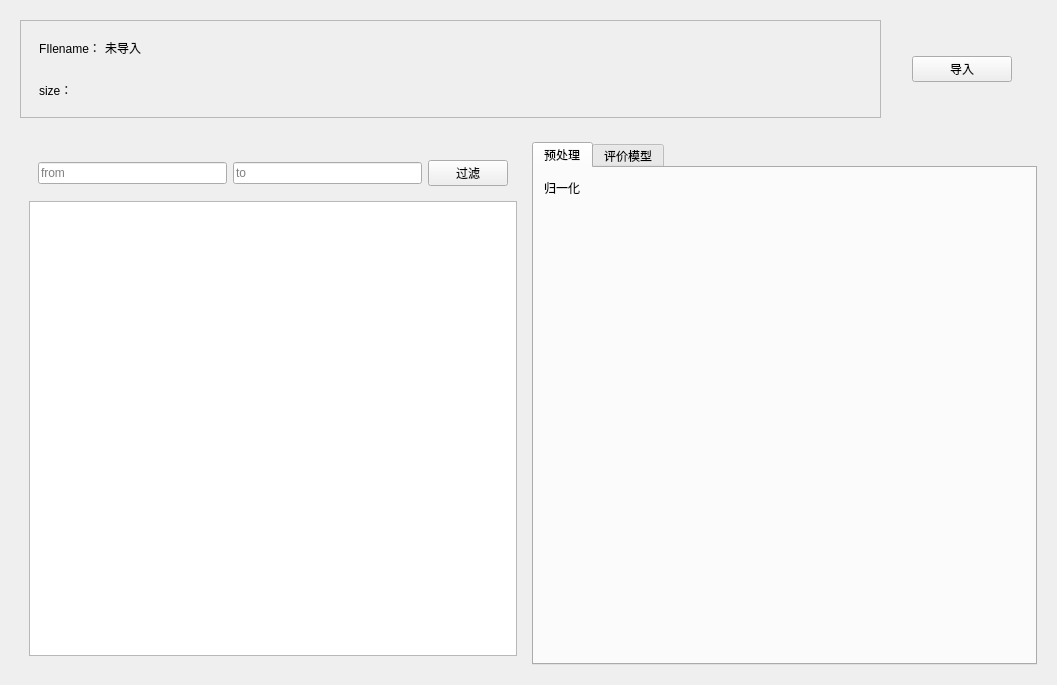
Qt form MMH.ui (KrowFeather/MathematicalModellingHelper) before a commit.
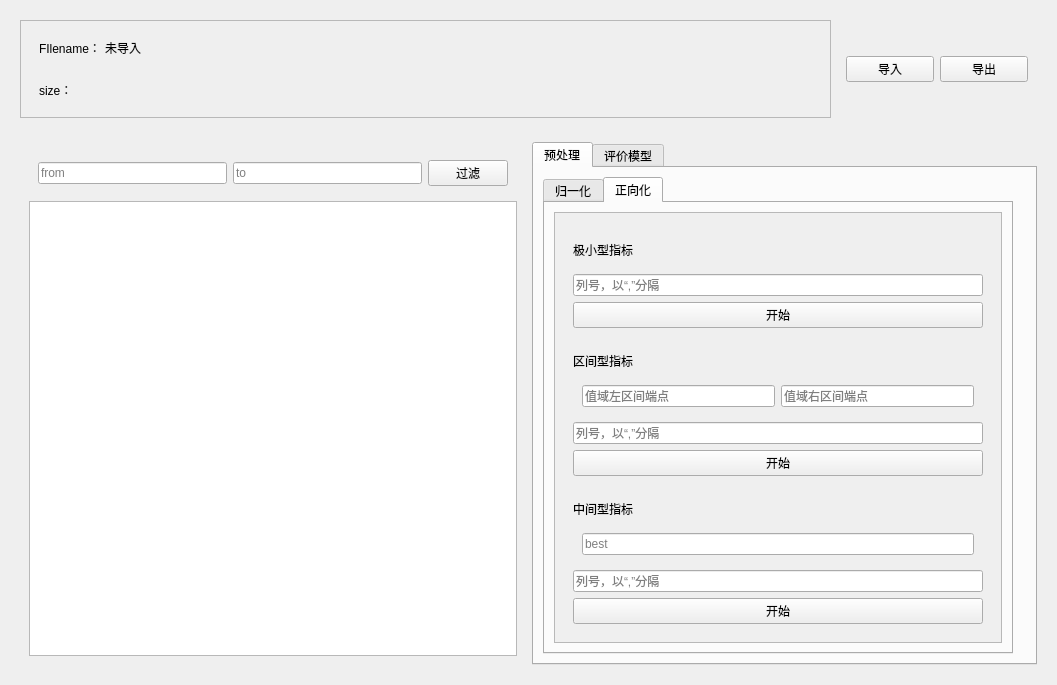
The same form after that commit. The open tabs and pages were chosen to show the change.

Patch:
```diff
--- a/MMH.ui
+++ b/MMH.ui
@@ -91,7 +91,7 @@
        <widget class="QWidget" name="widget_2" native="true">
         <property name="maximumSize">
          <size>
-          <width>150</width>
+          <width>200</width>
           <height>16777215</height>
          </size>
         </property>
@@ -109,6 +109,13 @@
            </property>
           </widget>
          </item>
+         <item>
+          <widget class="QPushButton" name="btn_output">
+           <property name="text">
+            <string>导出</string>
+           </property>
+          </widget>
+         </item>
         </layout>
        </widget>
       </item>
@@ -163,32 +170,176 @@
          <attribute name="title">
           <string>预处理</string>
          </attribute>
-         <widget class="QLabel" name="label_3">
-          <property name="geometry">
-           <rect>
-            <x>10</x>
-            <y>10</y>
-            <width>61</width>
-            <height>20</height>
-           </rect>
-          </property>
-          <property name="text">
-           <string>归一化</string>
-          </property>
-         </widget>
-         <widget class="QLabel" name="label_4">
-          <property name="geometry">
-           <rect>
-            <x>20</x>
-            <y>110</y>
-            <width>61</width>
-            <height>20</height>
-           </rect>
-          </property>
-          <property name="text">
-           <string/>
-          </property>
-         </widget>
+         <layout class="QHBoxLayout" name="horizontalLayout_9">
+          <item>
+           <widget class="QTabWidget" name="tabWidget_3">
+            <property name="currentIndex">
+             <number>1</number>
+            </property>
+            <widget class="QWidget" name="tab_6">
+             <attribute name="title">
+              <string>归一化</string>
+             </attribute>
+            </widget>
+            <widget class="QWidget" name="tab_7">
+             <attribute name="title">
+              <string>正向化</string>
+             </attribute>
+             <layout class="QVBoxLayout" name="verticalLayout_9">
+              <item>
+               <widget class="QScrollArea" name="scrollArea">
+                <property name="widgetResizable">
+                 <bool>true</bool>
+                </property>
+                <widget class="QWidget" name="scrollAreaWidgetContents">
+                 <property name="geometry">
+                  <rect>
+                   <x>0</x>
+                   <y>0</y>
+                   <width>445</width>
+                   <height>437</height>
+                  </rect>
+                 </property>
+                 <layout class="QVBoxLayout" name="verticalLayout_10">
+                  <item>
+                   <widget class="QWidget" name="widget_9" native="true">
+                    <layout class="QVBoxLayout" name="verticalLayout_5">
+                     <item>
+                      <widget class="QLabel" name="label_3">
+                       <property name="text">
+                        <string>极小型指标</string>
+                       </property>
+                      </widget>
+                     </item>
+                     <item>
+                      <widget class="QLineEdit" name="minMetricCols">
+                       <property name="placeholderText">
+                        <string>列号，以“,”分隔</string>
+                       </property>
+                      </widget>
+                     </item>
+                     <item>
+                      <widget class="QPushButton" name="btnMinMetric">
+                       <property name="text">
+                        <string>开始</string>
+                       </property>
+                      </widget>
+                     </item>
+                    </layout>
+                   </widget>
+                  </item>
+                  <item>
+                   <widget class="QWidget" name="widget_10" native="true">
+                    <layout class="QVBoxLayout" name="verticalLayout_6">
+                     <item>
+                      <widget class="QLabel" name="label_6">
+                       <property name="text">
+                        <string>区间型指标</string>
+                       </property>
+                      </widget>
+                     </item>
+                     <item>
+                      <widget class="QWidget" name="widget_11" native="true">
+                       <layout class="QHBoxLayout" name="horizontalLayout_10">
+                        <item>
+                         <widget class="QLineEdit" name="intervalBeginPoint">
+                          <property name="text">
+                           <string/>
+                          </property>
+                          <property name="placeholderText">
+                           <string>值域左区间端点</string>
+                          </property>
+                         </widget>
+                        </item>
+                        <item>
+                         <widget class="QLineEdit" name="intervalEndPoint">
+                          <property name="text">
+                           <string/>
+                          </property>
+                          <property name="placeholderText">
+                           <string>值域右区间端点</string>
+                          </property>
+                         </widget>
+                        </item>
+                       </layout>
+                      </widget>
+                     </item>
+                     <item>
+                      <widget class="QLineEdit" name="intervalCols">
+                       <property name="placeholderText">
+                        <string>列号，以“,”分隔</string>
+                       </property>
+                      </widget>
+                     </item>
+                     <item>
+                      <widget class="QPushButton" name="btnInterval">
+                       <property name="text">
+                        <string>开始</string>
+                       </property>
+                      </widget>
+                     </item>
+                    </layout>
+                   </widget>
+                  </item>
+                  <item>
+                   <widget class="QWidget" name="widget_12" native="true">
+                    <layout class="QVBoxLayout" name="verticalLayout_8">
+                     <item>
+                      <widget class="QLabel" name="label_12">
+                       <property name="text">
+                        <string>中间型指标</string>
+                       </property>
+                      </widget>
+                     </item>
+                     <item>
+                      <widget class="QWidget" name="widget_14" native="true">
+                       <layout class="QHBoxLayout" name="horizontalLayout_12">
+                        <item>
+                         <widget class="QLineEdit" name="bestScore">
+                          <property name="placeholderText">
+                           <string>best</string>
+                          </property>
+                         </widget>
+                        </item>
+                       </layout>
+                      </widget>
+                     </item>
+                     <item>
+                      <widget class="QLineEdit" name="bestScoreCols">
+                       <property name="text">
+                        <string/>
+                       </property>
+                       <property name="placeholderText">
+                        <string>列号，以“,”分隔</string>
+                       </property>
+                      </widget>
+                     </item>
+                     <item>
+                      <widget class="QPushButton" name="btnBS">
+                       <property name="text">
+                        <string>开始</string>
+                       </property>
+                      </widget>
+                     </item>
+                    </layout>
+                   </widget>
+                  </item>
+                 </layout>
+                </widget>
+               </widget>
+              </item>
+             </layout>
+            </widget>
+           </widget>
+          </item>
+          <item>
+           <widget class="QLabel" name="label_4">
+            <property name="text">
+             <string/>
+            </property>
+           </widget>
+          </item>
+         </layout>
         </widget>
         <widget class="QWidget" name="tab">
          <attribute name="title">
```
Left out of the diff: 50 changed lines with no effect on the pictures.
